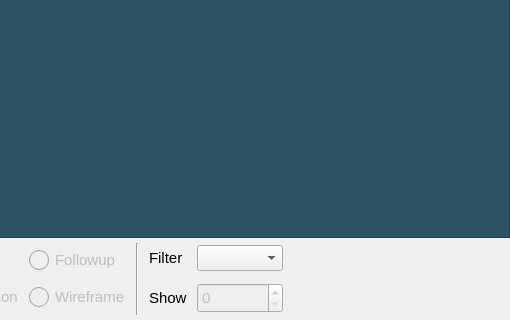
Qt form ui/gui.ui (sherinsugathan/MS-Progression-Analysis) before a commit; both pictures show x 636 to 1146 and y 360 to 680 of the 1146 by 680 pixel window.
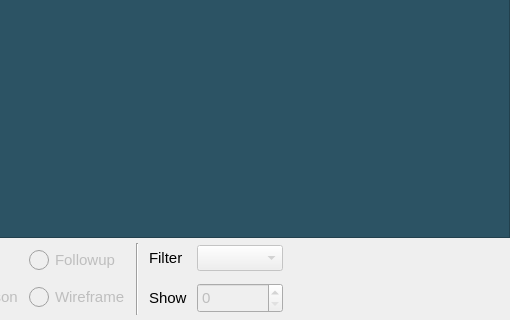
The same form after that commit.

Patch:
```diff
--- a/ui/gui.ui
+++ b/ui/gui.ui
@@ -285,6 +285,9 @@
         </property>
         <item row="0" column="1">
          <widget class="QComboBox" name="comboBox_filter_type">
+          <property name="enabled">
+           <bool>false</bool>
+          </property>
           <property name="font">
            <font>
             <family>Arial</family>
```
